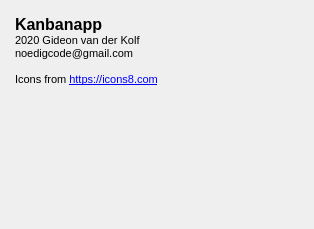
Qt form aboutdialog.ui (noedigcode/Kanbanapp) before a commit.
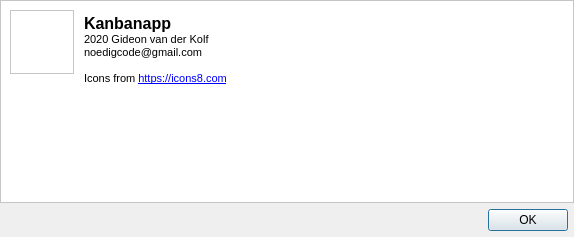
The same form after that commit. Icons and pictures are not drawn.

Commit message: Recent file list items now removable; List title area visually updated; Restyle about dialog; Add 48px icon size; Update screenshot.

What changed in the file:
```diff
--- a/aboutdialog.ui
+++ b/aboutdialog.ui
@@ -6,22 +6,90 @@
    <rect>
     <x>0</x>
     <y>0</y>
-    <width>314</width>
-    <height>229</height>
+    <width>574</width>
+    <height>237</height>
    </rect>
   </property>
   <property name="windowTitle">
    <string>About Kanbanapp</string>
   </property>
-  <layout class="QVBoxLayout" name="verticalLayout">
+  <layout class="QVBoxLayout" name="verticalLayout_2">
+   <property name="spacing">
+    <number>0</number>
+   </property>
+   <property name="leftMargin">
+    <number>0</number>
+   </property>
+   <property name="topMargin">
+    <number>0</number>
+   </property>
+   <property name="rightMargin">
+    <number>0</number>
+   </property>
+   <property name="bottomMargin">
+    <number>0</number>
+   </property>
    <item>
-    <widget class="QTextBrowser" name="textBrowser">
+    <widget class="QFrame" name="frame_2">
      <property name="styleSheet">
-      <string notr="true">background: transparent;
-border: 0;</string>
+      <string notr="true">background-color: white;</string>
      </property>
-     <property name="html">
-      <string>&lt;!DOCTYPE HTML PUBLIC &quot;-//W3C//DTD HTML 4.0//EN&quot; &quot;http://www.w3.org/TR/REC-html40/strict.dtd&quot;&gt;
+     <property name="frameShape">
+      <enum>QFrame::StyledPanel</enum>
+     </property>
+     <property name="frameShadow">
+      <enum>QFrame::Raised</enum>
+     </property>
+     <layout class="QHBoxLayout" name="horizontalLayout_2">
+      <item>
+       <layout class="QVBoxLayout" name="verticalLayout">
+        <item>
+         <widget class="QFrame" name="frame">
+          <property name="minimumSize">
+           <size>
+            <width>64</width>
+            <height>64</height>
+           </size>
+          </property>
+          <property name="maximumSize">
+           <size>
+            <width>64</width>
+            <height>64</height>
+           </size>
+          </property>
+          <property name="styleSheet">
+           <string notr="true">image: url(:/icons/kanbanapp2.0_128.png);</string>
+          </property>
+          <property name="frameShape">
+           <enum>QFrame::StyledPanel</enum>
+          </property>
+          <property name="frameShadow">
+           <enum>QFrame::Raised</enum>
+          </property>
+         </widget>
+        </item>
+        <item>
+         <spacer name="verticalSpacer">
+          <property name="orientation">
+           <enum>Qt::Vertical</enum>
+          </property>
+          <property name="sizeHint" stdset="0">
+           <size>
+            <width>20</width>
+            <height>40</height>
+           </size>
+          </property>
+         </spacer>
+        </item>
+       </layout>
+      </item>
+      <item>
+       <widget class="QTextBrowser" name="textBrowser">
+        <property name="styleSheet">
+         <string notr="true">border: 0;</string>
+        </property>
+        <property name="html">
+         <string>&lt;!DOCTYPE HTML PUBLIC &quot;-//W3C//DTD HTML 4.0//EN&quot; &quot;http://www.w3.org/TR/REC-html40/strict.dtd&quot;&gt;
 &lt;html&gt;&lt;head&gt;&lt;meta name=&quot;qrichtext&quot; content=&quot;1&quot; /&gt;&lt;style type=&quot;text/css&quot;&gt;
 p, li { white-space: pre-wrap; }
 &lt;/style&gt;&lt;/head&gt;&lt;body style=&quot; font-family:'MS Shell Dlg 2'; font-size:8.25pt; font-weight:400; font-style:normal;&quot;&gt;
@@ -30,12 +98,51 @@
 &lt;p style=&quot; margin-top:0px; margin-bottom:0px; margin-left:0px; margin-right:0px; -qt-block-indent:0; text-indent:0px;&quot;&gt;&lt;span style=&quot; font-size:8pt;&quot;&gt;noedigcode@gmail.com&lt;/span&gt;&lt;/p&gt;
 &lt;p style=&quot;-qt-paragraph-type:empty; margin-top:0px; margin-bottom:0px; margin-left:0px; margin-right:0px; -qt-block-indent:0; text-indent:0px; font-size:8pt;&quot;&gt;&lt;br /&gt;&lt;/p&gt;
 &lt;p style=&quot; margin-top:0px; margin-bottom:0px; margin-left:0px; margin-right:0px; -qt-block-indent:0; text-indent:0px;&quot;&gt;&lt;span style=&quot; font-size:8pt;&quot;&gt;Icons from &lt;/span&gt;&lt;a href=&quot; https://icons8.com&quot;&gt;&lt;span style=&quot; font-size:8pt; text-decoration: underline; color:#0000ff;&quot;&gt;https://icons8.com&lt;/span&gt;&lt;/a&gt;&lt;/p&gt;&lt;/body&gt;&lt;/html&gt;</string>
-     </property>
-     <property name="openExternalLinks">
-      <bool>true</bool>
-     </property>
+        </property>
+        <property name="openExternalLinks">
+         <bool>true</bool>
+        </property>
+       </widget>
+      </item>
+     </layout>
     </widget>
    </item>
+   <item>
+    <layout class="QHBoxLayout" name="horizontalLayout">
+     <property name="leftMargin">
+      <number>6</number>
+     </property>
+     <property name="topMargin">
+      <number>6</number>
+     </property>
+     <property name="rightMargin">
+      <number>6</number>
+     </property>
+     <property name="bottomMargin">
+      <number>6</number>
+     </property>
+     <item>
+      <spacer name="horizontalSpacer">
+       <property name="orientation">
+        <enum>Qt::Horizontal</enum>
+       </property>
+       <property name="sizeHint" stdset="0">
+        <size>
+         <width>40</width>
+         <height>20</height>
+        </size>
+       </property>
+      </spacer>
+     </item>
+     <item>
+      <widget class="QPushButton" name="pushButton_Ok">
+       <property name="text">
+        <string>OK</string>
+       </property>
+      </widget>
+     </item>
+    </layout>
+   </item>
   </layout>
  </widget>
  <resources/>
```
The commit also changes 14 other files.
